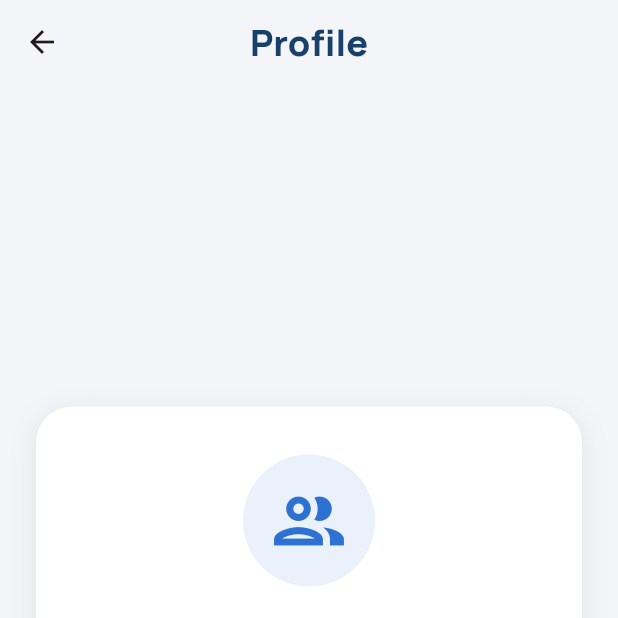
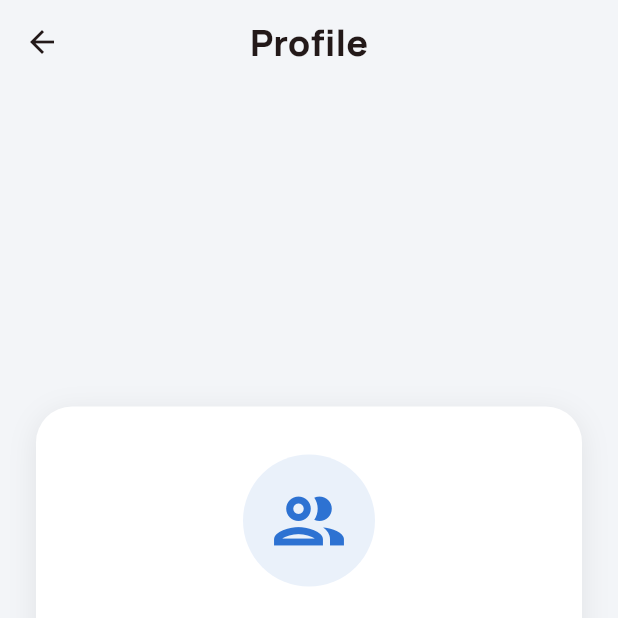
Before and after one commit to cristi-hreceniuc/logopedy, a Flutter app: the HomeShell screen opened directly, item 2 of the bottom bar chosen, after a tap on "Profil nou", on a phone screen of 412 x 824 dp, the top half of it. Run offline on Flutter 3.47's test engine with Material 3 defaults, Android fonts, the phone set to English and light mode, and no system bars; our stand-ins replace audioplayers, bloc, dio, equatable, flutter_bloc, flutter_secure_storage and 3 more; accounts and stored records are empty; network calls fail.

Commit message:
update dark theme

```diff
--- a/lib/features/home/home_shell.dart
+++ b/lib/features/home/home_shell.dart
@@ -207,9 +207,7 @@ class _HomeShellState extends State<HomeShell> {
                 final cs = Theme.of(context).colorScheme;
                 return Container(
                   decoration: BoxDecoration(
-                    color: cs.brightness == Brightness.dark
-                        ? const Color(0xFF1B1B20)
-                        : Colors.white,
+                    color: cs.surface,
                     borderRadius: const BorderRadius.vertical(top: Radius.circular(24)),
                     boxShadow: [
                       BoxShadow(
@@ -304,14 +302,15 @@ class _PlaceholderModulesTab extends StatelessWidget {
 
   @override
   Widget build(BuildContext context) {
+    final cs = Theme.of(context).colorScheme;
     return Scaffold(
-      backgroundColor: const Color(0xFFF3F5F8),
+      backgroundColor: Theme.of(context).scaffoldBackgroundColor,
       body: Center(
         child: Container(
           margin: const EdgeInsets.all(24),
           padding: const EdgeInsets.all(32),
           decoration: BoxDecoration(
-            color: Colors.white,
+            color: cs.surface,
             borderRadius: BorderRadius.circular(24),
             boxShadow: [
               BoxShadow(
@@ -327,13 +326,13 @@ class _PlaceholderModulesTab extends StatelessWidget {
               Container(
                 padding: const EdgeInsets.all(16),
                 decoration: BoxDecoration(
-                  color: const Color(0xFFEA2233).withOpacity(0.1),
+                  color: cs.primary.withOpacity(0.1),
                   shape: BoxShape.circle,
                 ),
-                child: const Icon(
+                child: Icon(
                   Icons.menu_book_outlined,
                   size: 64,
-                  color: Color(0xFFEA2233),
+                  color: cs.primary,
                 ),
               ),
               const SizedBox(height: 24),
@@ -341,7 +340,7 @@ class _PlaceholderModulesTab extends StatelessWidget {
                 'Creează un profil',
                 style: Theme.of(context).textTheme.titleLarge?.copyWith(
                   fontWeight: FontWeight.w700,
-                  color: const Color(0xFF17406B),
+                  color: cs.onSurface,
                 ),
               ),
               const SizedBox(height: 12),
@@ -349,7 +348,7 @@ class _PlaceholderModulesTab extends StatelessWidget {
                 'Pentru a accesa modulele și lecțiile, ai nevoie de cel puțin un profil activ. Mergi la tab-ul Profile și creează un profil nou.',
                 textAlign: TextAlign.center,
                 style: Theme.of(context).textTheme.bodyMedium?.copyWith(
-                  color: Colors.grey[600],
+                  color: cs.onSurface.withOpacity(0.7),
                   fontWeight: FontWeight.w500,
                 ),
               ),
--- a/lib/features/home/tabs/account_tab.dart
+++ b/lib/features/home/tabs/account_tab.dart
@@ -19,7 +19,7 @@ class AccountTab extends StatelessWidget {
 
     return SafeArea(
       child: Container(
-        color: const Color(0xFFF3F5F8),
+        color: Theme.of(context).scaffoldBackgroundColor,
         child: FutureBuilder<UserResponseDto?>(
           future: repo.getCurrentUser().then<UserResponseDto?>((user) => user).catchError((e) {
             debugPrint('Error fetching user: $e');
@@ -52,7 +52,7 @@ class AccountTab extends StatelessWidget {
                     Container(
                       padding: const EdgeInsets.all(24),
                       decoration: BoxDecoration(
-                        color: Colors.white,
+                        color: cs.surface,
                         borderRadius: BorderRadius.circular(24),
                         boxShadow: [
                           BoxShadow(
@@ -95,7 +95,7 @@ class AccountTab extends StatelessWidget {
                                 height: 90,
                                 decoration: BoxDecoration(
                                   shape: BoxShape.circle,
-                                  color: Colors.white,
+                                  color: cs.surface,
                                 ),
                                 child: Center(
                                   child: Text(
@@ -117,7 +117,7 @@ class AccountTab extends StatelessWidget {
                             _getDisplayName(displayUser),
                             style: Theme.of(context).textTheme.headlineMedium?.copyWith(
                               fontWeight: FontWeight.w800,
-                              color: const Color(0xFF17406B),
+                              color: cs.onSurface,
                             ),
                           ),
                           const SizedBox(height: 6),
@@ -167,7 +167,7 @@ class AccountTab extends StatelessWidget {
                     Container(
                       padding: const EdgeInsets.all(20),
                       decoration: BoxDecoration(
-                        color: Colors.white,
+                        color: cs.surface,
                         borderRadius: BorderRadius.circular(20),
                         boxShadow: [
                           BoxShadow(
@@ -251,7 +251,7 @@ class AccountTab extends StatelessWidget {
                     Container(
                       padding: const EdgeInsets.all(20),
                       decoration: BoxDecoration(
-                        color: Colors.white,
+                        color: cs.surface,
                         borderRadius: BorderRadius.circular(20),
                         boxShadow: [
                           BoxShadow(
@@ -272,7 +272,7 @@ class AccountTab extends StatelessWidget {
                                 'Detalii cont',
                                 style: Theme.of(context).textTheme.titleLarge?.copyWith(
                                   fontWeight: FontWeight.w700,
-                                  color: const Color(0xFF17406B),
+                                  color: cs.onSurface,
                                 ),
                               ),
                             ],
@@ -628,10 +628,10 @@ class _DetailRow extends StatelessWidget {
               const SizedBox(height: 4),
               Text(
                 value,
-                style: const TextStyle(
+                style: TextStyle(
                   fontSize: 15,
                   fontWeight: FontWeight.w600,
-                  color: Color(0xFF17406B),
+                  color: Theme.of(context).colorScheme.onSurface,
                 ),
               ),
             ],
--- a/lib/features/home/tabs/profiles_tab.dart
+++ b/lib/features/home/tabs/profiles_tab.dart
@@ -108,9 +108,9 @@ class _ProfilesTabState extends State<ProfilesTab> {
         return StatefulBuilder(
           builder: (context, setModalState) {
             return Container(
-              decoration: const BoxDecoration(
-                color: Colors.white,
-                borderRadius: BorderRadius.vertical(top: Radius.circular(24)),
+              decoration: BoxDecoration(
+                color: Theme.of(context).colorScheme.surface,
+                borderRadius: const BorderRadius.vertical(top: Radius.circular(24)),
               ),
               child: Padding(
                 padding: EdgeInsets.only(
@@ -348,9 +348,10 @@ class _ProfilesTabState extends State<ProfilesTab> {
 
   @override
   Widget build(BuildContext context) {
+    final cs = Theme.of(context).colorScheme;
     return SafeArea(
       child: Container(
-        color: const Color(0xFFF3F5F8),
+        color: Theme.of(context).scaffoldBackgroundColor,
       child: Scaffold(
           backgroundColor: Colors.transparent,
           appBar: AppBar(
@@ -360,7 +361,7 @@ class _ProfilesTabState extends State<ProfilesTab> {
               'Profile',
               style: Theme.of(context).textTheme.headlineSmall?.copyWith(
                 fontWeight: FontWeight.w800,
-                color: const Color(0xFF17406B),
+                color: cs.onSurface,
               ),
             ),
           ),
@@ -523,7 +524,7 @@ class _ProfileCard extends StatelessWidget {
         borderRadius: BorderRadius.circular(24),
         child: Container(
           decoration: BoxDecoration(
-            color: Colors.white,
+            color: Theme.of(context).colorScheme.surface,
             borderRadius: BorderRadius.circular(24),
             boxShadow: [
               BoxShadow(
--- a/lib/features/profiles/presentation/profile_details_page.dart
+++ b/lib/features/profiles/presentation/profile_details_page.dart
@@ -192,9 +192,10 @@ class _ProfileDetailsPageState extends State<ProfileDetailsPage> {
   Widget build(BuildContext context) {
     final activeId = context.watch<SelectedProfileCubit>().state;
     final isActive = activeId == widget.profile.id;
+    final cs = Theme.of(context).colorScheme;
 
     return Scaffold(
-      backgroundColor: const Color(0xFFF3F5F8),
+      backgroundColor: Theme.of(context).scaffoldBackgroundColor,
       appBar: AppBar(
             backgroundColor: Colors.transparent,
             elevation: 0,
@@ -202,7 +203,7 @@ class _ProfileDetailsPageState extends State<ProfileDetailsPage> {
               widget.profile.name,
               style: Theme.of(context).textTheme.headlineSmall?.copyWith(
                 fontWeight: FontWeight.w800,
-                color: const Color(0xFF17406B),
+                color: cs.onSurface,
               ),
             ),
         actions: [
--- a/lib/features/settings/settings_page.dart
+++ b/lib/features/settings/settings_page.dart
@@ -10,9 +10,7 @@ class SettingsPage extends StatelessWidget {
     final cs = Theme.of(context).colorScheme;
 
     return Scaffold(
-      backgroundColor: cs.brightness == Brightness.dark
-          ? const Color(0xFF0D0D10)
-          : const Color(0xFFF3F5F8),
+      backgroundColor: Theme.of(context).scaffoldBackgroundColor,
       appBar: AppBar(
         title: const Text(
           'Setări',
```
Also changed, not shown: lib/features/content/presentation/lesson_player_page.dart (+30 -30 lines), lib/features/content/presentation/modules_page.dart (+11 -9 lines), lib/features/content/presentation/submodule_page.dart (+7 -6 lines), lib/features/onboarding/welcome_page.dart (+4 -4 lines).
